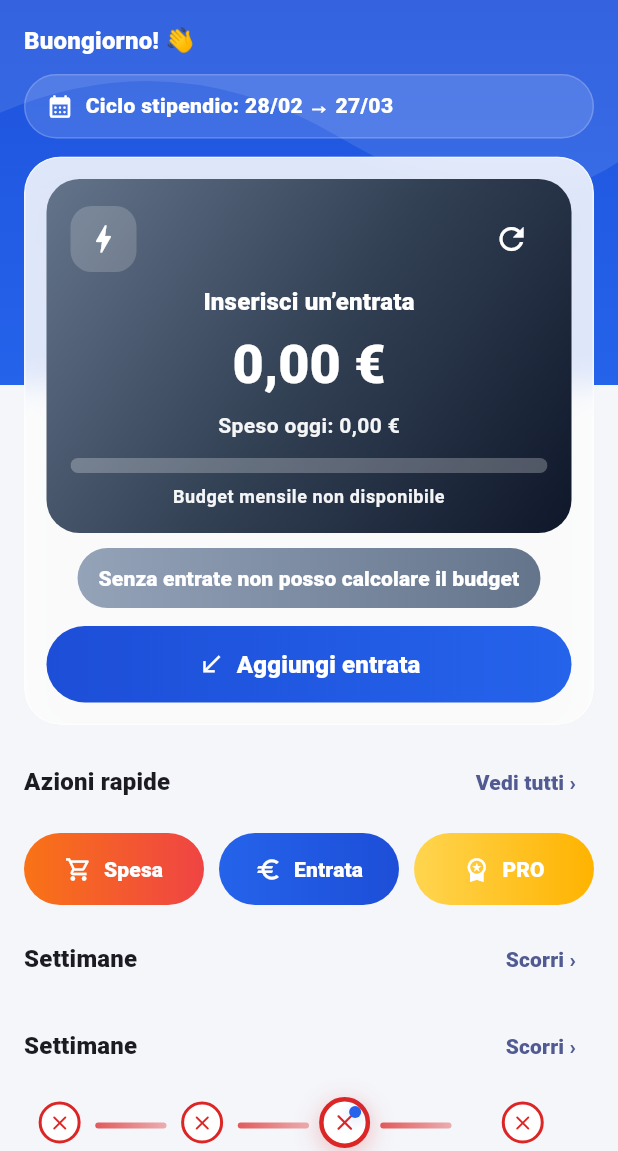
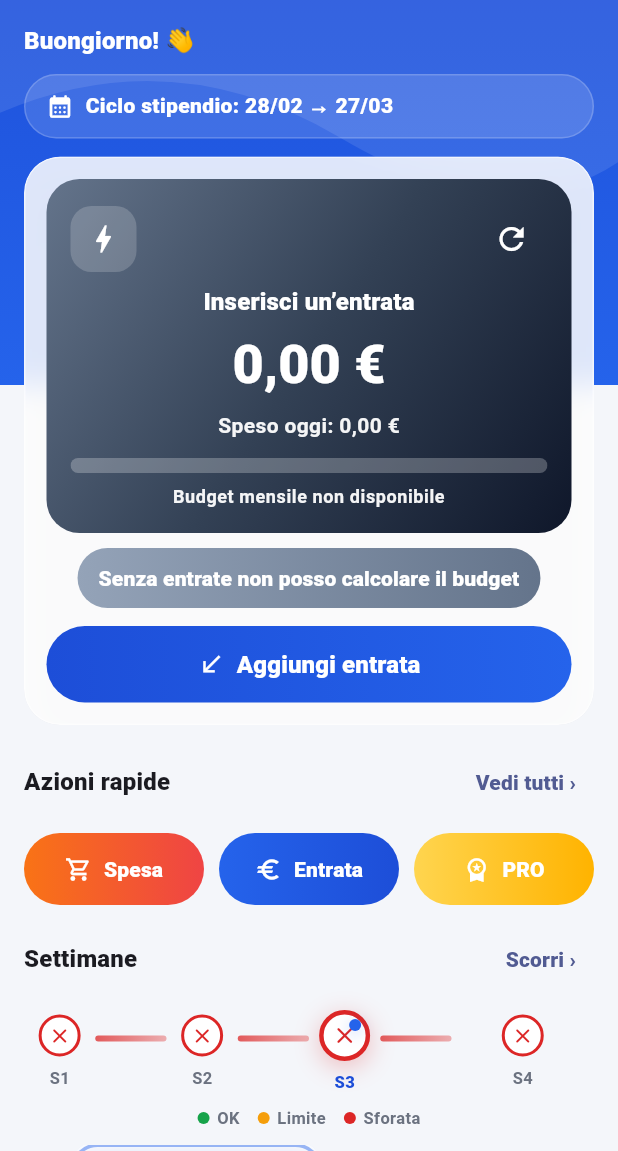
Before and after one commit to danieletaverriti-cpu/quantoposso, a Flutter app: the DashboardScreen widget shown alone on an empty page, opened directly with empty values, on a phone screen of 412 x 824 dp, the part 85-1236 px from its top. Run offline on Flutter 3.47's test engine with Material 3 defaults, Android fonts, the phone set to English and light mode, and no system bars; our stand-ins replace file_picker, fl_chart, flutter_local_notifications, hive, hive_flutter, image_picker and 5 more; accounts and stored records are empty.

Commit message:
prova nuova dashboard 2.0

```diff
--- a/lib/ui/screens/dashboard_screen.dart
+++ b/lib/ui/screens/dashboard_screen.dart
@@ -582,73 +582,10 @@ Expanded(
 
                     const SizedBox(height: 12),
 
-                    _SectionHeader(
-                      title: 'Settimane',
-                      actionText: 'Scorri ›',
-                      onTap: () {},
-                    ),
-                    const SizedBox(height: 10),
-
-_SectionHeader(
-  title: 'Settimane',
-  actionText: 'Scorri ›',
-  onTap: () {},
+         _WeeklySection(
+  weeklyCards: weeklyCards,
+  euro: euro,
 ),
-const SizedBox(height: 10),
-
-//timeline
-_WeeksTimeline(
-  weeks: weeklyCards,
-),
-
-const SizedBox(height: 8),
-Row(
-  mainAxisAlignment: MainAxisAlignment.center,
-  children: const [
-    _WeekLegendDot(color: Color(0xFF16A34A), label: 'OK'),
-    SizedBox(width: 12),
-    _WeekLegendDot(color: Color(0xFFF59E0B), label: 'Limite'),
-    SizedBox(width: 12),
-    _WeekLegendDot(color: Color(0xFFDC2626), label: 'Sforata'),
-  ],
-),
-
-const SizedBox(height: 10),
-SizedBox(
-  height: 156,
-  child: ListView.separated(
-    scrollDirection: Axis.horizontal,
-    itemCount: weeklyCards.length,
-    separatorBuilder: (_, __) => const SizedBox(width: 10),
-    itemBuilder: (context, index) {
-      return SizedBox(
-        width: 170,
-        child: _WeekBoxCompact(
-          data: weeklyCards[index],
-          euro: euro,
-        ),
-      );
-    },
-  ),
-),
-
-                    SizedBox(
-                      height: 156,
-                      child: ListView.separated(
-                        scrollDirection: Axis.horizontal,
-                        itemCount: weeklyCards.length,
-                        separatorBuilder: (_, __) => const SizedBox(width: 10),
-                        itemBuilder: (context, index) {
-                          return SizedBox(
-                            width: 170,
-                            child: _WeekBoxCompact(
-                              data: weeklyCards[index],
-                              euro: euro,
-                            ),
-                          );
-                        },
-                      ),
-                    ),
 
                     const SizedBox(height: 12),
 
@@ -1389,6 +1326,142 @@ class _WeeksTimeline extends StatelessWidget {
     );
   }
 }
+class _WeeklySection extends StatefulWidget {
+  final List<_WeekCardData> weeklyCards;
+  final NumberFormat euro;
+
+  const _WeeklySection({
+    required this.weeklyCards,
+    required this.euro,
+  });
+
+  @override
+  State<_WeeklySection> createState() => _WeeklySectionState();
+}
+
+class _WeeklySectionState extends State<_WeeklySection> {
+  late final ScrollController _scrollController;
+  int _lastCurrentWeek = -1;
+
+  static const double _cardWidth = 170;
+  static const double _cardGap = 10;
+
+  @override
+  void initState() {
+    super.initState();
+    _scrollController = ScrollController();
+
+    WidgetsBinding.instance.addPostFrameCallback((_) {
+      _jumpToCurrentWeek(animated: false);
+    });
+  }
+
+  @override
+  void didUpdateWidget(covariant _WeeklySection oldWidget) {
+    super.didUpdateWidget(oldWidget);
+
+    final newCurrentWeek = widget.weeklyCards.indexWhere((w) => w.isCurrent);
+    if (newCurrentWeek != _lastCurrentWeek) {
+      WidgetsBinding.instance.addPostFrameCallback((_) {
+        _jumpToCurrentWeek(animated: true);
+      });
+    }
+  }
+
+  void _jumpToCurrentWeek({required bool animated}) {
+    if (!_scrollController.hasClients) return;
+
+    final currentWeek = widget.weeklyCards.indexWhere((w) => w.isCurrent);
+    if (currentWeek < 0) return;
+
+    _lastCurrentWeek = currentWeek;
+
+    final targetOffset = currentWeek * (_cardWidth + _cardGap);
+    final max = _scrollController.position.maxScrollExtent;
+    final safeOffset = targetOffset.clamp(0.0, max);
+
+    if (animated) {
+      _scrollController.animateTo(
+        safeOffset,
+        duration: const Duration(milliseconds: 550),
+        curve: Curves.easeOutCubic,
+      );
+    } else {
+      _scrollController.jumpTo(safeOffset);
+    }
+  }
+
+  @override
+  void dispose() {
+    _scrollController.dispose();
+    super.dispose();
+  }
+
+  @override
+  Widget build(BuildContext context) {
+    return Column(
+      crossAxisAlignment: CrossAxisAlignment.start,
+      children: [
+        _SectionHeader(
+          title: 'Settimane',
+          actionText: 'Scorri ›',
+          onTap: () {},
+        ),
+        const SizedBox(height: 10),
+        _WeeksTimeline(
+          weeks: widget.weeklyCards,
+        ),
+        const SizedBox(height: 8),
+        const Row(
+          mainAxisAlignment: MainAxisAlignment.center,
+          children: [
+            _WeekLegendDot(color: Color(0xFF16A34A), label: 'OK'),
+            SizedBox(width: 12),
+            _WeekLegendDot(color: Color(0xFFF59E0B), label: 'Limite'),
+            SizedBox(width: 12),
+            _WeekLegendDot(color: Color(0xFFDC2626), label: 'Sforata'),
+          ],
+        ),
+        const SizedBox(height: 10),
+        SizedBox(
+          height: 190,
+          child: ListView.separated(
+            controller: _scrollController,
+            scrollDirection: Axis.horizontal,
+            itemCount: widget.weeklyCards.length,
+            separatorBuilder: (_, __) => const SizedBox(width: _cardGap),
+            itemBuilder: (context, index) {
+              final card = widget.weeklyCards[index];
+
+              return AnimatedSlide(
+                duration: const Duration(milliseconds: 350),
+                curve: Curves.easeOut,
+                offset: card.isCurrent ? Offset.zero : const Offset(0, 0.03),
+                child: AnimatedScale(
+                  duration: const Duration(milliseconds: 350),
+                  curve: Curves.easeOutBack,
+                  scale: card.isCurrent ? 1.0 : 0.96,
+                  child: AnimatedOpacity(
+                    duration: const Duration(milliseconds: 300),
+                    opacity: card.isCurrent ? 1.0 : 0.92,
+                    child: SizedBox(
+                      width: _cardWidth,
+                      child: _WeekBoxCompact(
+                        data: card,
+                        euro: widget.euro,
+                      ),
+                    ),
+                  ),
+                ),
+              );
+            },
+          ),
+        ),
+      ],
+    );
+  }
+}
+
 class _WeekBoxCompact extends StatelessWidget {
   final _WeekCardData data;
   final NumberFormat euro;
@@ -1458,16 +1531,30 @@ if (data.isFuture)
         ? 0.0
         : (data.spent / data.budget).clamp(0.0, 1.0);
 
-    return AnimatedContainer(
-      duration: const Duration(milliseconds: 350),
-      curve: Curves.easeOut,
-      child: _GlassCard(
+   return AnimatedContainer(
+  duration: const Duration(milliseconds: 380),
+  curve: Curves.easeOutCubic,
+  transform: Matrix4.identity()
+    ..translate(0.0, data.isCurrent ? -2.0 : 0.0),
+  child: _GlassCard(
         radius: 18,
         child: Container(
           padding: const EdgeInsets.all(12),
           decoration: BoxDecoration(
             borderRadius: BorderRadius.circular(18),
-            border: Border.all(color: borderColor, width: 2),
+           border: Border.all(
+  color: borderColor,
+  width: data.isCurrent ? 2.4 : 1.2,
+),
+boxShadow: data.isCurrent
+    ? [
+        BoxShadow(
+          color: const Color(0xFF2563EB).withValues(alpha: 0.18),
+          blurRadius: 16,
+          offset: const Offset(0, 8),
+        ),
+      ]
+    : null,
           ),
           child: Column(
             crossAxisAlignment: CrossAxisAlignment.start,
```
